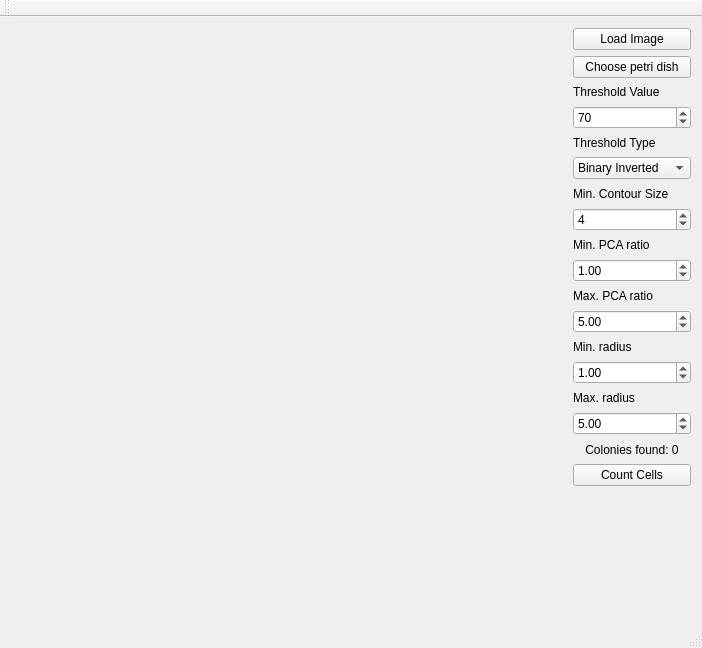
Above: mainwindow.ui from ColonyCounter/ColonyCounter-GUI before the change. Below: the same form after it.
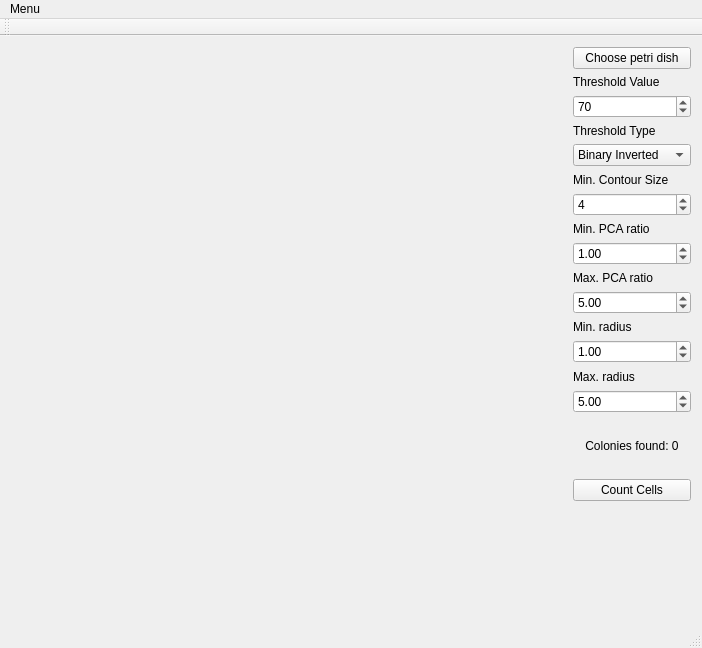
That is the form after the change.

Commit message: Load image is now in menu

Patch:
```diff
--- a/mainwindow.ui
+++ b/mainwindow.ui
@@ -15,50 +15,7 @@
   </property>
   <widget class="QWidget" name="centralWidget">
    <layout class="QGridLayout" name="gridLayout">
-    <item row="0" column="0" rowspan="26">
-     <widget class="QLabel" name="imgLabel">
-      <property name="sizePolicy">
-       <sizepolicy hsizetype="Minimum" vsizetype="Minimum">
-        <horstretch>0</horstretch>
-        <verstretch>0</verstretch>
-       </sizepolicy>
-      </property>
-      <property name="text">
-       <string/>
-      </property>
-     </widget>
-    </item>
-    <item row="17" column="1">
-     <widget class="QPushButton" name="countCellsButton">
-      <property name="sizePolicy">
-       <sizepolicy hsizetype="Preferred" vsizetype="Fixed">
-        <horstretch>0</horstretch>
-        <verstretch>0</verstretch>
-       </sizepolicy>
-      </property>
-      <property name="text">
-       <string>Count Cells</string>
-      </property>
-     </widget>
-    </item>
-    <item row="1" column="1">
-     <widget class="QPushButton" name="chooseCircleButton">
-      <property name="text">
-       <string>Choose petri dish</string>
-      </property>
-     </widget>
-    </item>
-    <item row="7" column="1">
-     <widget class="QSpinBox" name="minContourSizeSpin">
-      <property name="maximum">
-       <number>20</number>
-      </property>
-      <property name="value">
-       <number>4</number>
-      </property>
-     </widget>
-    </item>
-    <item row="18" column="1" rowspan="8">
+    <item row="19" column="1" rowspan="8">
      <spacer name="verticalSpacer">
       <property name="orientation">
        <enum>Qt::Vertical</enum>
@@ -71,7 +28,63 @@
       </property>
      </spacer>
     </item>
+    <item row="0" column="0" rowspan="27">
+     <widget class="QLabel" name="imgLabel">
+      <property name="sizePolicy">
+       <sizepolicy hsizetype="Minimum" vsizetype="Minimum">
+        <horstretch>0</horstretch>
+        <verstretch>0</verstretch>
+       </sizepolicy>
+      </property>
+      <property name="text">
+       <string/>
+      </property>
+     </widget>
+    </item>
+    <item row="18" column="1">
+     <widget class="QPushButton" name="countCellsButton">
+      <property name="sizePolicy">
+       <sizepolicy hsizetype="Preferred" vsizetype="Fixed">
+        <horstretch>0</horstretch>
+        <verstretch>0</verstretch>
+       </sizepolicy>
+      </property>
+      <property name="text">
+       <string>Count Cells</string>
+      </property>
+     </widget>
+    </item>
     <item row="2" column="1">
+     <widget class="QSpinBox" name="thresholdValueSpin">
+      <property name="maximum">
+       <number>255</number>
+      </property>
+      <property name="value">
+       <number>70</number>
+      </property>
+     </widget>
+    </item>
+    <item row="0" column="1">
+     <widget class="QPushButton" name="chooseCircleButton">
+      <property name="text">
+       <string>Choose petri dish</string>
+      </property>
+     </widget>
+    </item>
+    <item row="3" column="1">
+     <widget class="QLabel" name="thresholdTypeLabel">
+      <property name="sizePolicy">
+       <sizepolicy hsizetype="Fixed" vsizetype="Preferred">
+        <horstretch>0</horstretch>
+        <verstretch>0</verstretch>
+       </sizepolicy>
+      </property>
+      <property name="text">
+       <string>Threshold Type</string>
+      </property>
+     </widget>
+    </item>
+    <item row="1" column="1">
      <widget class="QLabel" name="thresholdValueLabel">
       <property name="sizePolicy">
        <sizepolicy hsizetype="Fixed" vsizetype="Preferred">
@@ -84,33 +97,7 @@
       </property>
      </widget>
     </item>
-    <item row="16" column="1">
-     <widget class="QLabel" name="countCellsLabel">
-      <property name="text">
-       <string>Colonies found: 0</string>
-      </property>
-      <property name="alignment">
-       <set>Qt::AlignCenter</set>
-      </property>
-     </widget>
-    </item>
-    <item row="0" column="1">
-     <widget class="QPushButton" name="loadImageButton">
-      <property name="maximumSize">
-       <size>
-        <width>16777215</width>
-        <height>31</height>
-       </size>
-      </property>
-      <property name="text">
-       <string>Load Image</string>
-      </property>
-      <property name="default">
-       <bool>false</bool>
-      </property>
-     </widget>
-    </item>
-    <item row="5" column="1">
+    <item row="4" column="1">
      <widget class="QComboBox" name="thresholdTypeBox">
       <property name="sizePolicy">
        <sizepolicy hsizetype="Fixed" vsizetype="Fixed">
@@ -148,37 +135,31 @@
       </item>
      </widget>
     </item>
-    <item row="4" column="1">
-     <widget class="QLabel" name="thresholdTypeLabel">
-      <property name="sizePolicy">
-       <sizepolicy hsizetype="Fixed" vsizetype="Preferred">
-        <horstretch>0</horstretch>
-        <verstretch>0</verstretch>
-       </sizepolicy>
-      </property>
-      <property name="text">
-       <string>Threshold Type</string>
-      </property>
-     </widget>
-    </item>
-    <item row="3" column="1">
-     <widget class="QSpinBox" name="thresholdValueSpin">
-      <property name="maximum">
-       <number>255</number>
-      </property>
-      <property name="value">
-       <number>70</number>
-      </property>
-     </widget>
-    </item>
-    <item row="6" column="1">
+    <item row="5" column="1">
      <widget class="QLabel" name="minContourSizeLabel">
       <property name="text">
        <string>Min. Contour Size</string>
       </property>
      </widget>
     </item>
-    <item row="9" column="1">
+    <item row="6" column="1">
+     <widget class="QSpinBox" name="minContourSizeSpin">
+      <property name="maximum">
+       <number>20</number>
+      </property>
+      <property name="value">
+       <number>4</number>
+      </property>
+     </widget>
+    </item>
+    <item row="7" column="1">
+     <widget class="QLabel" name="minPcaRatioLabel">
+      <property name="text">
+       <string>Min. PCA ratio</string>
+      </property>
+     </widget>
+    </item>
+    <item row="8" column="1">
      <widget class="QDoubleSpinBox" name="minPcaRatioSpin">
       <property name="maximum">
        <double>10.000000000000000</double>
@@ -191,21 +172,14 @@
       </property>
      </widget>
     </item>
-    <item row="10" column="1">
+    <item row="9" column="1">
      <widget class="QLabel" name="maxPcaRatioLabel">
       <property name="text">
        <string>Max. PCA ratio</string>
       </property>
      </widget>
     </item>
-    <item row="8" column="1">
-     <widget class="QLabel" name="minPcaRatioLabel">
-      <property name="text">
-       <string>Min. PCA ratio</string>
-      </property>
-     </widget>
-    </item>
-    <item row="11" column="1">
+    <item row="10" column="1">
      <widget class="QDoubleSpinBox" name="maxPcaRatioSpin">
       <property name="maximum">
        <double>10.000000000000000</double>
@@ -218,34 +192,34 @@
       </property>
      </widget>
     </item>
-    <item row="12" column="1">
+    <item row="11" column="1">
      <widget class="QLabel" name="minRadiusLabel">
       <property name="text">
        <string>Min. radius</string>
       </property>
      </widget>
     </item>
-    <item row="14" column="1">
+    <item row="12" column="1">
+     <widget class="QDoubleSpinBox" name="minRadiusSpin">
+      <property name="maximum">
+       <double>100.000000000000000</double>
+      </property>
+      <property name="singleStep">
+       <double>0.250000000000000</double>
+      </property>
+      <property name="value">
+       <double>1.000000000000000</double>
+      </property>
+     </widget>
+    </item>
+    <item row="13" column="1">
      <widget class="QLabel" name="maxRadiusLabel">
       <property name="text">
        <string>Max. radius</string>
       </property>
      </widget>
     </item>
-    <item row="13" column="1">
-     <widget class="QDoubleSpinBox" name="minRadiusSpin">
-      <property name="maximum">
-       <double>100.000000000000000</double>
-      </property>
-      <property name="singleStep">
-       <double>0.250000000000000</double>
-      </property>
-      <property name="value">
-       <double>1.000000000000000</double>
-      </property>
-     </widget>
-    </item>
-    <item row="15" column="1">
+    <item row="14" column="1">
      <widget class="QDoubleSpinBox" name="maxRadiusSpin">
       <property name="maximum">
        <double>100.000000000000000</double>
@@ -258,6 +232,16 @@
       </property>
      </widget>
     </item>
+    <item row="16" column="1">
+     <widget class="QLabel" name="countCellsLabel">
+      <property name="text">
+       <string>Colonies found: 0</string>
+      </property>
+      <property name="alignment">
+       <set>Qt::AlignCenter</set>
+      </property>
+     </widget>
+    </item>
    </layout>
   </widget>
   <widget class="QMenuBar" name="menuBar">
@@ -269,6 +253,13 @@
      <height>26</height>
     </rect>
    </property>
+   <widget class="QMenu" name="menuMenu">
+    <property name="title">
+     <string>Menu</string>
+    </property>
+    <addaction name="actionLoad_Image"/>
+   </widget>
+   <addaction name="menuMenu"/>
   </widget>
   <widget class="QToolBar" name="mainToolBar">
    <attribute name="toolBarArea">
@@ -279,6 +270,11 @@
    </attribute>
   </widget>
   <widget class="QStatusBar" name="statusBar"/>
+  <action name="actionLoad_Image">
+   <property name="text">
+    <string>Load Image</string>
+   </property>
+  </action>
  </widget>
  <layoutdefault spacing="6" margin="11"/>
  <resources/>
```
The commit also changes 2 other files.
